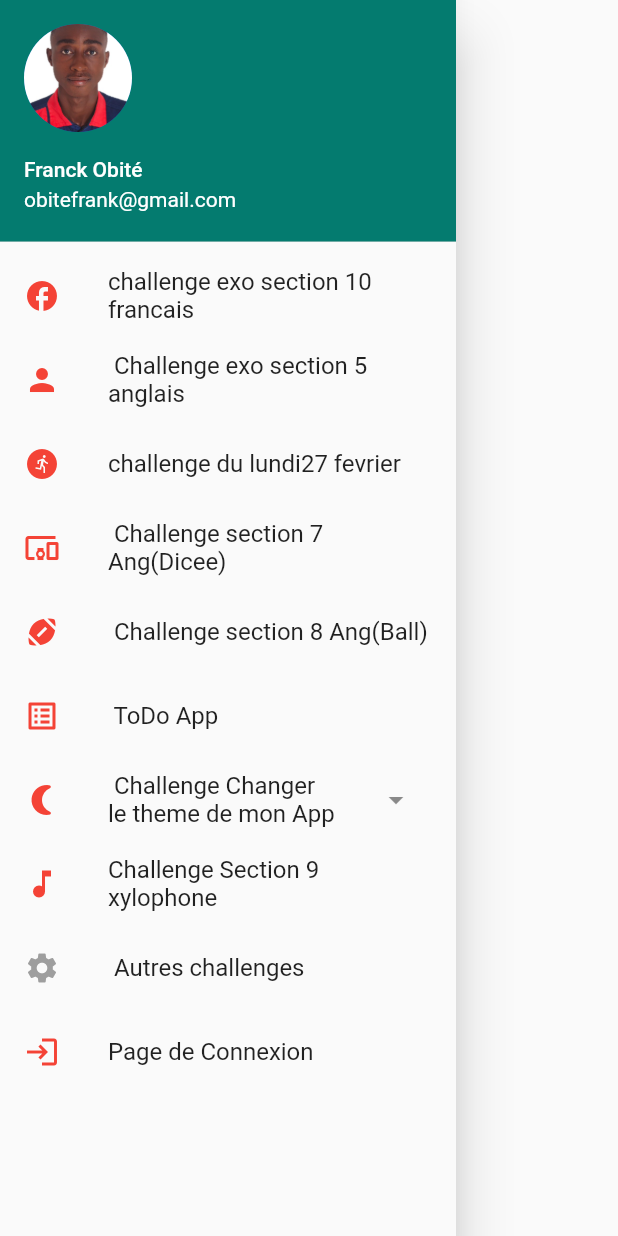
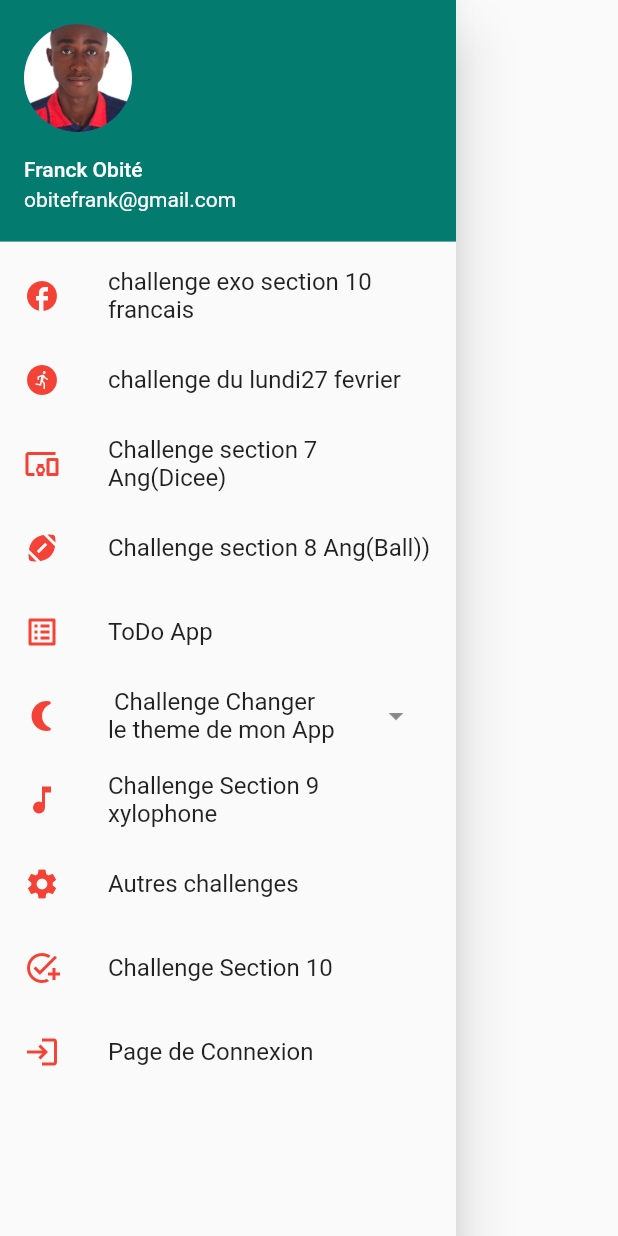
Before and after one commit to FranckObite/lundi27fevrier2023, a Flutter app: the Nafo widget shown alone on an empty page, opened directly, on a phone screen of 412 x 824 dp. Run offline on Flutter 3.47's test engine with Material 2 defaults, Android fonts, the phone set to English and light mode, and no system bars; our stand-ins replace adaptive_theme, audioplayers, carousel_pro, carousel_slider, flutter_slidable, google_fonts and 1 more; accounts and stored records are empty; network calls fail.

Commit message:
commit jeudi 16 mars

```diff
--- a/lib/fonctionNaviguons.dart
+++ b/lib/fonctionNaviguons.dart
@@ -1,5 +1,6 @@
 import 'package:flutter/material.dart';
 import 'package:jeudi23challenge/page/ChallengeSection9Ang.dart';
+import 'package:jeudi23challenge/page/challengeSection10Ang.dart';
 import 'package:jeudi23challenge/page/challengeSection7Ang.dart';
 import 'package:jeudi23challenge/page/challengeSection8Ang.dart';
 import 'package:jeudi23challenge/page/changerLaCouleurduBody.dart';
@@ -11,9 +12,14 @@ import 'package:jeudi23challenge/pages/exoSection10.dart';
 import 'package:jeudi23challenge/pages/pageExoDuLundi27Fevrier.dart';
 import 'package:jeudi23challenge/pages/section10Exo.dart';
 
-class Nafo extends StatelessWidget {
+class Nafo extends StatefulWidget {
   const Nafo({super.key});
 
+  @override
+  State<Nafo> createState() => _NafoState();
+}
+
+class _NafoState extends State<Nafo> {
   @override
   Widget build(BuildContext context) {
     return Drawer(
@@ -41,87 +47,27 @@ class Nafo extends StatelessWidget {
             ), */
 
           //body
+          iconnn(
+              ttexx: "challenge exo section 10 francais",
+              iconn: Icons.facebook_rounded,
+              page: MonApp()),
+          iconnn(
+              ttexx: "challenge du lundi27 fevrier",
+              iconn: Icons.run_circle,
+              page: chalengeLudi27Complet()),
+          iconnn(
+              ttexx: "Challenge section 7 Ang(Dicee)",
+              iconn: Icons.devices_other,
+              page: DicePage()),
+          iconnn(
+              ttexx: "Challenge section 8 Ang(Ball))",
+              iconn: Icons.sports_football,
+              page: ChallengeSection8Ang()),
+          iconnn(
+              ttexx: "ToDo App",
+              iconn: Icons.list_alt_outlined,
+              page: TodoListApp()),
 
-          InkWell(
-            onTap: () {
-              Navigator.push(
-                  context, MaterialPageRoute(builder: (context) => MonApp()));
-            },
-            child: ListTile(
-              title: Text("challenge exo section 10 francais"),
-              leading: Icon(
-                Icons.facebook_rounded,
-                color: Colors.red,
-              ),
-            ),
-          ),
-          InkWell(
-            onTap: () {},
-            child: ListTile(
-              title: Text(" Challenge exo section 5 anglais"),
-              leading: Icon(
-                Icons.person,
-                color: Colors.red,
-              ),
-            ),
-          ),
-          InkWell(
-            onTap: () {
-              Navigator.push(
-                  context,
-                  MaterialPageRoute(
-                      builder: (context) => chalengeLudi27Complet()));
-            },
-            child: ListTile(
-              title: Text("challenge du lundi27 fevrier"),
-              leading: Icon(
-                Icons.run_circle,
-                color: Colors.red,
-              ),
-            ),
-          ),
-          InkWell(
-            onTap: () {
-              Navigator.push(
-                  context, MaterialPageRoute(builder: (context) => DicePage()));
-            },
-            child: const ListTile(
-              title: Text(" Challenge section 7 Ang(Dicee)"),
-              leading: Icon(
-                Icons.devices_other,
-                color: Colors.red,
-              ),
-            ),
-          ),
-          InkWell(
-            onTap: () {
-              Navigator.push(
-                  context,
-                  MaterialPageRoute(
-                      builder: (context) => ChallengeSection8Ang()));
-            },
-            child: ListTile(
-              title: Text(" Challenge section 8 Ang(Ball)"),
-              leading: Icon(
-                Icons.sports_football,
-                color: Colors.red,
-              ),
-            ),
-          ),
-
-          InkWell(
-            onTap: () {
-              Navigator.push(context,
-                  MaterialPageRoute(builder: (context) => TodoListApp()));
-            },
-            child: const ListTile(
-              title: Text(" ToDo App"),
-              leading: Icon(
-                Icons.list_alt_outlined,
-                color: Colors.red,
-              ),
-            ),
-          ),
           InkWell(
             child: ListTile(
               title: Text(" Challenge Changer le theme de mon App"),
@@ -177,39 +123,21 @@ class Nafo extends StatelessWidget {
                   icon: Icon(Icons.arrow_drop_down_sharp)),
             ),
           ),
-          InkWell(
-            onTap: () {
-              Navigator.push(context,
-                  MaterialPageRoute(builder: (context) => XylophoneApp()));
-            },
-            child: ListTile(
-              title: new Text("Challenge Section 9 xylophone"),
-              leading: Icon(
-                Icons.music_note,
-                color: Colors.red,
-              ),
-            ),
-          ),
-          InkWell(
-            onTap: () {
-              Navigator.push(
-                  context, MaterialPageRoute(builder: (context) => S10()));
-            },
-            child: ListTile(
-              title: Text(" Autres challenges"),
-              leading: Icon(Icons.settings, color: Colors.grey),
-            ),
-          ),
-          InkWell(
-            onTap: () {
-              Navigator.push(context,
-                  MaterialPageRoute(builder: (context) => MonInscriptionApp()));
-            },
-            child: ListTile(
-              title: Text("Page de Connexion"),
-              leading: Icon(Icons.login, color: Colors.red),
-            ),
-          ),
+          iconnn(
+              ttexx: "Challenge Section 9 xylophone",
+              iconn: Icons.music_note,
+              page: XylophoneApp()),
+          iconnn(
+              ttexx: "Autres challenges", iconn: Icons.settings, page: S10()),
+
+          iconnn(
+              ttexx: "Challenge Section 10",
+              iconn: Icons.add_task,
+              page: Quizzler()),
+          iconnn(
+              ttexx: "Page de Connexion",
+              iconn: Icons.login,
+              page: MonInscriptionApp()),
         ],
       ),
     );
@@ -217,17 +145,16 @@ class Nafo extends StatelessWidget {
 
   InkWell iconnn(
       {required String ttexx,
-      required Color couleurrr,
       required IconData iconn,
-      required Widget pagke}) {
+      required final Widget page}) {
     return InkWell(
       onTap: () {
-        Navigator.push(Builder as BuildContext,
-            MaterialPageRoute(builder: (contex) => pagke));
+        Navigator.push(
+            context, MaterialPageRoute(builder: ((context) => page)));
       },
       child: ListTile(
         title: Text(ttexx),
-        leading: Icon(iconn, color: couleurrr),
+        leading: Icon(iconn, color: Colors.red),
       ),
     );
   }
```
Also changed, not shown: lib/page/challengeSection10Ang.dart (added, +135 -0 lines).
